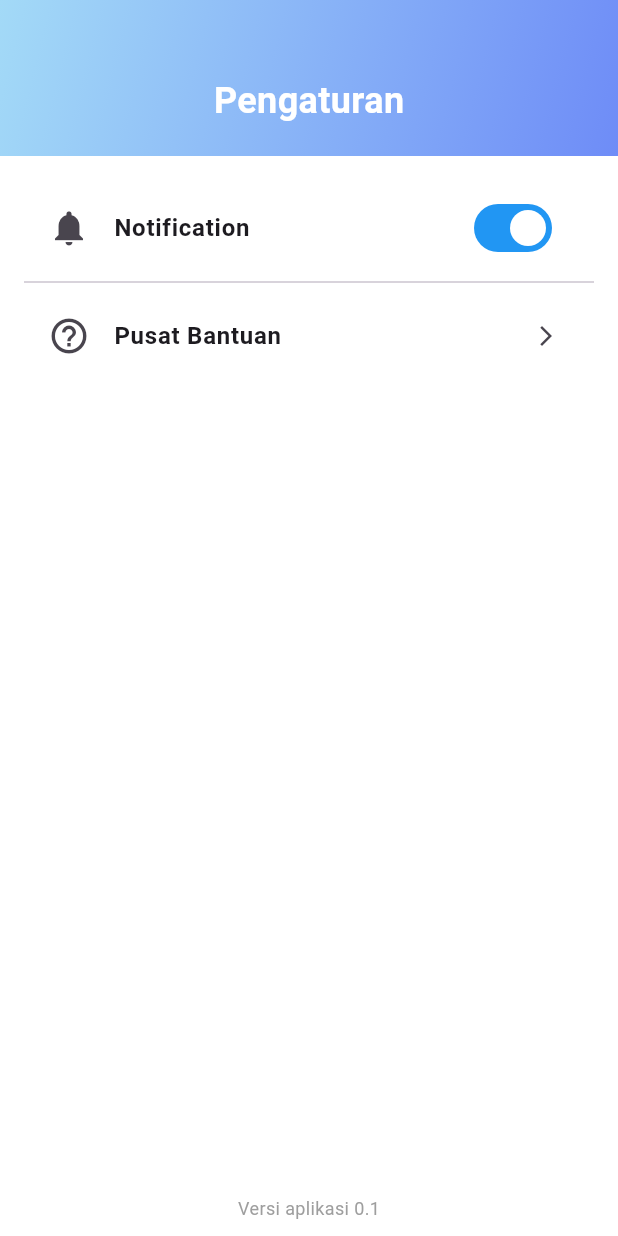
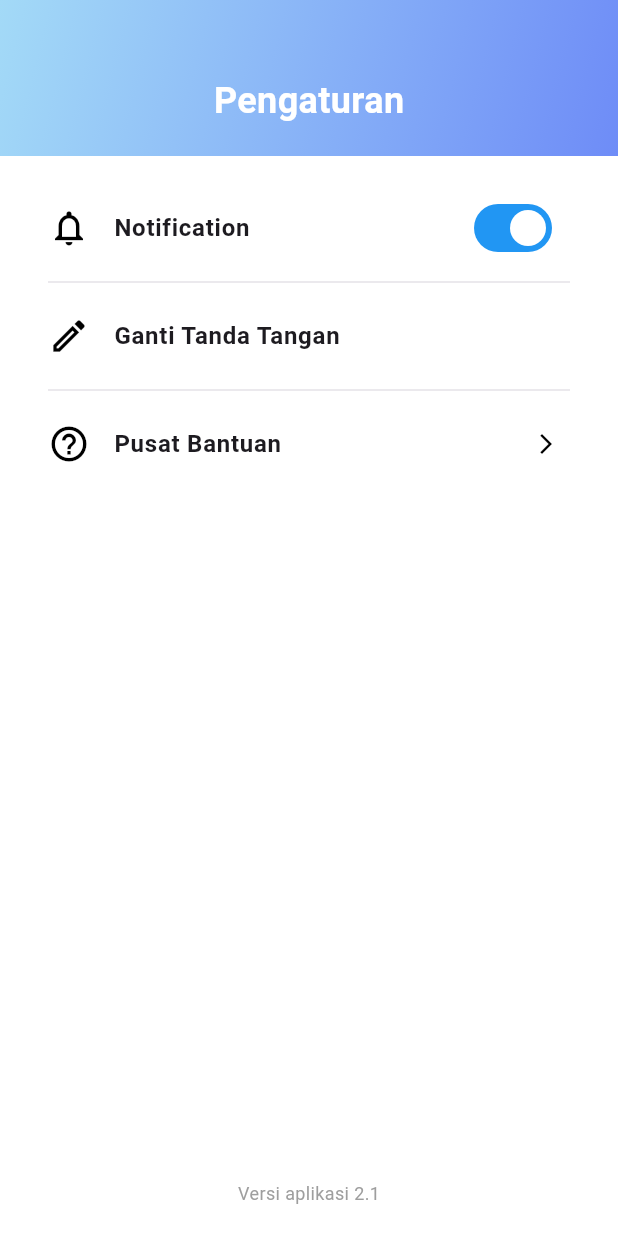
Before and after one commit to fakerryugan/androidtandatanganwangi, a Flutter app: the SettingPage screen opened directly, on a phone screen of 412 x 824 dp. Run offline on Flutter 3.47's test engine with Material 3 defaults, Android fonts, the phone set to English and light mode, and no system bars; our stand-ins replace file_picker, qr_flutter, shared_preferences, signature; missing offline and left inert: barcode_scan2, flutter_pdfview, pdfx, syncfusion_flutter_pdf; accounts and stored records are empty.

Commit message:
update fitur ttd

```diff
--- a/lib/bottom_navbar/setting.dart
+++ b/lib/bottom_navbar/setting.dart
@@ -1,4 +1,5 @@
 import 'package:flutter/material.dart';
+import 'package:android/ttd/gantittd.dart';
 
 class SettingPage extends StatefulWidget {
   const SettingPage({Key? key}) : super(key: key);
@@ -9,7 +10,6 @@ class SettingPage extends StatefulWidget {
 
 class _SettingPageState extends State<SettingPage> {
   bool isNotificationOn = true;
-  int _selectedIndex = 2;
 
   @override
   Widget build(BuildContext context) {
@@ -17,18 +17,21 @@ class _SettingPageState extends State<SettingPage> {
       backgroundColor: Colors.white,
       body: Column(
         children: [
+          // 1. Header Gradient
           Container(
             width: double.infinity,
             padding: const EdgeInsets.only(top: 50, bottom: 20),
             decoration: const BoxDecoration(
               gradient: LinearGradient(
-                colors: [Color(0xFFA3DAF7), Color(0xFF6E8CF7)],
+                colors: [Color(0xFFA3DAF7), Color(0xFF6E8CF7)], // Sesuaikan warna gradient
                 begin: Alignment.topLeft,
                 end: Alignment.bottomRight,
               ),
             ),
-            child: Center(
-              child: Text('Pengaturan', style: TextStyle(
+            child: const Center(
+              child: Text(
+                'Pengaturan',
+                style: TextStyle(
                   fontSize: 24,
                   fontWeight: FontWeight.bold,
                   color: Colors.white,
@@ -39,19 +42,22 @@ class _SettingPageState extends State<SettingPage> {
 
           const SizedBox(height: 20),
 
-          Expanded(child: ListView(
+          // 2. Menu List
+          Expanded(
+            child: ListView(
               padding: const EdgeInsets.symmetric(horizontal: 16),
               children: [
+                // --- Menu 1: Notification ---
                 ListTile(
-                leading: const Icon(Icons.notifications, size: 28),
-                title: Text('Notification',
-                  style: TextStyle(
-                      fontWeight: FontWeight.w600),
+                  leading: const Icon(Icons.notifications_none, size: 28, color: Colors.black),
+                  title: const Text(
+                    'Notification',
+                    style: TextStyle(fontWeight: FontWeight.w600),
                   ),
                   trailing: Switch(
                     value: isNotificationOn,
                     activeColor: Colors.white,
-                  activeTrackColor: Colors.blue,
+                    activeTrackColor: Colors.blue, // Warna biru toggle
                     onChanged: (value) {
                       setState(() {
                         isNotificationOn = value;
@@ -59,15 +65,44 @@ class _SettingPageState extends State<SettingPage> {
                     },
                   ),
                 ),
-              const Divider(),
+
+                const Padding(
+                  padding: EdgeInsets.symmetric(horizontal: 16.0),
+                  child: Divider(thickness: 0.5),
+                ),
+
+                // --- Menu 2: Ganti Tanda Tangan (BARU) ---
                 ListTile(
-                leading: const Icon(Icons.help_outline, size: 28),
-                title: Text(
+                  leading: const Icon(Icons.edit_outlined, size: 28, color: Colors.black), // Icon pena
+                  title: const Text(
+                    'Ganti Tanda Tangan',
+                    style: TextStyle(fontWeight: FontWeight.w600),
+                  ),
+                  // Sesuai gambar, tidak ada panah di kanan, tapi item ini bisa diklik
+                  onTap: () {
+                    // Navigasi ke halaman Ganti Tanda Tangan
+                    Navigator.push(
+                      context,
+                      MaterialPageRoute(
+                        builder: (context) => const ChangeSignaturePage(),
+                      ),
+                    );
+                  },
+                ),
+
+                const Padding(
+                  padding: EdgeInsets.symmetric(horizontal: 16.0),
+                  child: Divider(thickness: 0.5),
+                ),
+
+                // --- Menu 3: Pusat Bantuan ---
+                ListTile(
+                  leading: const Icon(Icons.help_outline, size: 28, color: Colors.black),
+                  title: const Text(
                     'Pusat Bantuan',
-                  style: TextStyle(
-                      fontWeight: FontWeight.w600),
+                    style: TextStyle(fontWeight: FontWeight.w600),
                   ),
-                trailing: const Icon(Icons.arrow_forward_ios, size: 16),
+                  trailing: const Icon(Icons.arrow_forward_ios, size: 16, color: Colors.black),
                   onTap: () {
                     // Aksi ketika diklik
                   },
@@ -75,10 +110,12 @@ class _SettingPageState extends State<SettingPage> {
               ],
             ),
           ),
-          Padding(
-            padding: const EdgeInsets.only(bottom: 10),
+
+          // 3. Footer Version
+          const Padding(
+            padding: EdgeInsets.only(bottom: 20),
             child: Text(
-              'Versi aplikasi 0.1',
+              'Versi aplikasi 2.1',
               style: TextStyle(fontSize: 12, color: Colors.grey),
             ),
           ),
```
Also changed, not shown: lib/ttd/gantittd.dart (added, +227 -0 lines), lib/ttd/ttd.dart (+4 -6 lines). Lines whose indentation alone changed are shown as unchanged.
